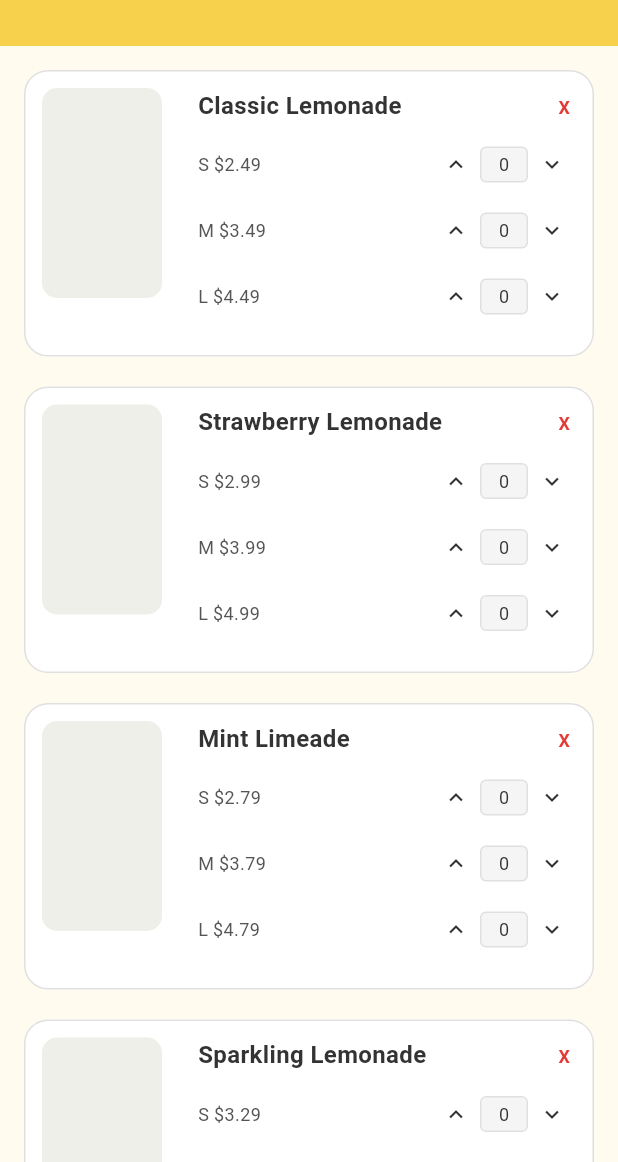
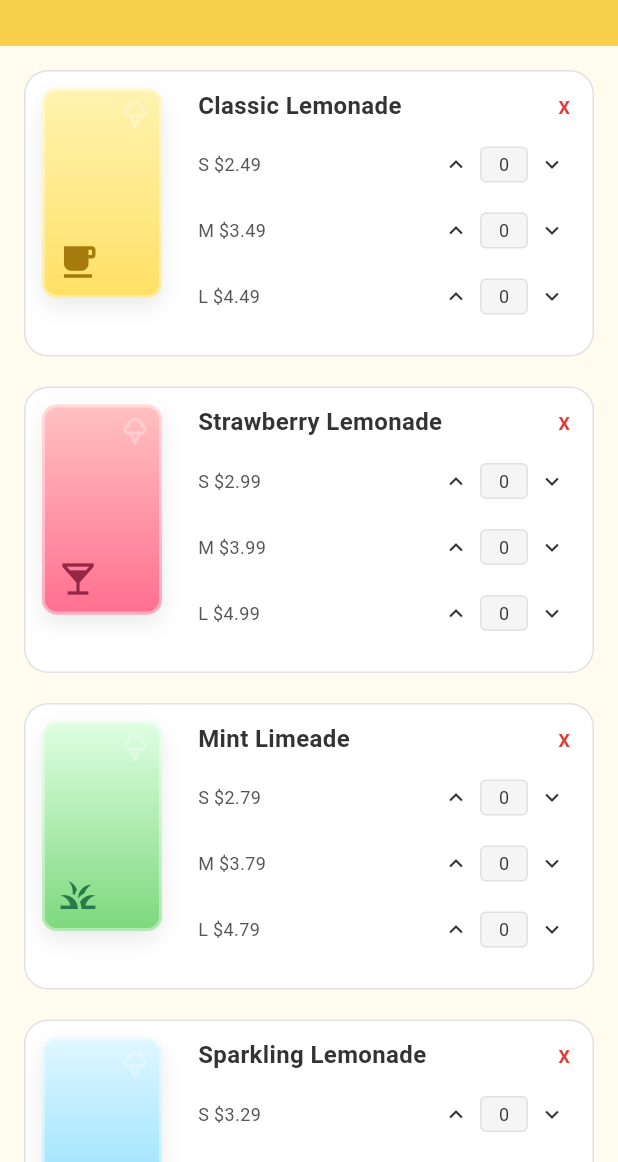
Before and after one commit to levi-l-damian/digital_lemonade_stand, a Flutter app: the screen it shows after launch, on a phone screen of 412 x 824 dp, the part 74-1236 px from its top. Run offline on Flutter 3.47's test engine with Material 3 defaults, Android fonts, the phone set to English and light mode, and no system bars; our stand-ins replace flutter_riverpod, go_router; missing offline and left inert: window_size.

Commit message:
Added SafeArea to HomeScreen and OrderScreen and added pictures to the beverage cards

```diff
--- a/lib/providers/beverage_providers.dart
+++ b/lib/providers/beverage_providers.dart
@@ -1,13 +1,28 @@
+import 'package:flutter/material.dart';
 import 'package:flutter_riverpod/flutter_riverpod.dart';
+
+class BeverageVisual {
+  const BeverageVisual({
+    required this.gradient,
+    required this.icon,
+    required this.iconColor,
+  });
+
+  final List<Color> gradient;
+  final IconData icon;
+  final Color iconColor;
+}
 
 class BeverageDefinition {
   const BeverageDefinition({
     required this.title,
     required this.prices,
+    required this.visual,
   });
 
   final String title;
   final Map<String, double> prices;
+  final BeverageVisual visual;
 }
 
 class BeverageSelection {
@@ -117,17 +132,37 @@ const List<BeverageDefinition> _beverages = [
   BeverageDefinition(
     title: 'Classic Lemonade',
     prices: {'S': 2.49, 'M': 3.49, 'L': 4.49},
+    visual: BeverageVisual(
+      gradient: [Color(0xFFFFF3B0), Color(0xFFFFE066)],
+      icon: Icons.local_cafe,
+      iconColor: Color(0xFF9C6F00),
+    ),
   ),
   BeverageDefinition(
     title: 'Strawberry Lemonade',
     prices: {'S': 2.99, 'M': 3.99, 'L': 4.99},
+    visual: BeverageVisual(
+      gradient: [Color(0xFFFFC1C1), Color(0xFFFF6F91)],
+      icon: Icons.local_bar,
+      iconColor: Color(0xFF8A1C3B),
+    ),
   ),
   BeverageDefinition(
     title: 'Mint Limeade',
     prices: {'S': 2.79, 'M': 3.79, 'L': 4.79},
+    visual: BeverageVisual(
+      gradient: [Color(0xFFDFFFE2), Color(0xFF7DD87D)],
+      icon: Icons.grass,
+      iconColor: Color(0xFF1E6F43),
+    ),
   ),
   BeverageDefinition(
     title: 'Sparkling Lemonade',
     prices: {'S': 3.29, 'M': 4.29, 'L': 5.29},
+    visual: BeverageVisual(
+      gradient: [Color(0xFFE0F7FF), Color(0xFF7FDBFF)],
+      icon: Icons.bubble_chart,
+      iconColor: Color(0xFF0B6A88),
+    ),
   ),
 ];
--- a/lib/screens/home_screen.dart
+++ b/lib/screens/home_screen.dart
@@ -29,7 +29,8 @@ class HomeScreen extends ConsumerWidget {
         ),
         title: const Text('Digital Lemonade Stand'),
       ),
-      body: LayoutBuilder(
+      body: SafeArea(
+        child: LayoutBuilder(
           builder: (context, constraints) {
             final contentWidth = constraints.maxWidth;
             final horizontalPadding = Tokens.pApp * 2;
@@ -54,6 +55,7 @@ class HomeScreen extends ConsumerWidget {
                         child: BeverageCard(
                           title: beverage.title,
                           prices: beverage.prices,
+                          visual: beverage.visual,
                           quantities: quantities[beverage.title] ?? const {},
                           onQuantityChanged: (size, quantity) => ref
                               .read(beverageQuantitiesProvider.notifier)
@@ -80,6 +82,7 @@ class HomeScreen extends ConsumerWidget {
             );
           },
         ),
+      ),
     );
   }
 }
--- a/lib/screens/order_screen.dart
+++ b/lib/screens/order_screen.dart
@@ -26,15 +26,18 @@ class OrderScreen extends ConsumerWidget {
         ),
         title: const Text('Your Order'),
       ),
-      body: LayoutBuilder(
+      body: SafeArea(
+        child: LayoutBuilder(
           builder: (context, constraints) {
             final width = constraints.maxWidth;
             final horizontalPadding = Tokens.pApp * 2;
-          final availableWidth = (width - horizontalPadding).clamp(0.0, width);
+            final availableWidth =
+                (width - horizontalPadding).clamp(0.0, width);
             final columns = availableWidth >= 720 ? 2 : 1;
             const spacing = 24.0;
-          final fieldWidth =
-              columns == 1 ? availableWidth : (availableWidth - spacing) / columns;
+            final fieldWidth = columns == 1
+                ? availableWidth
+                : (availableWidth - spacing) / columns;
 
             return SingleChildScrollView(
               padding: const EdgeInsets.all(Tokens.pApp),
@@ -75,6 +78,7 @@ class OrderScreen extends ConsumerWidget {
               ),
             );
           },
+        ),
       ),
     );
   }
--- a/lib/widgets/beverage_card.dart
+++ b/lib/widgets/beverage_card.dart
@@ -1,5 +1,6 @@
 import 'package:flutter/material.dart';
 
+import '../providers/beverage_providers.dart';
 import '../tokens.dart';
 
 class BeverageCard extends StatelessWidget {
@@ -7,6 +8,7 @@ class BeverageCard extends StatelessWidget {
     super.key,
     required this.title,
     required this.prices,
+    required this.visual,
     required this.quantities,
     required this.onQuantityChanged,
     required this.onReset,
@@ -14,6 +16,7 @@ class BeverageCard extends StatelessWidget {
 
   final String title;
   final Map<String, double> prices;
+  final BeverageVisual visual;
   final Map<String, int> quantities;
   final void Function(String size, int quantity) onQuantityChanged;
   final VoidCallback onReset;
@@ -26,7 +29,7 @@ class BeverageCard extends StatelessWidget {
         child: Row(
           crossAxisAlignment: CrossAxisAlignment.start,
           children: [
-            const _ImagePlaceholder(),
+            _BeverageArtwork(visual: visual),
             const SizedBox(width: 24),
             Expanded(
               child: Stack(
@@ -85,8 +88,10 @@ class BeverageCard extends StatelessWidget {
   }
 }
 
-class _ImagePlaceholder extends StatelessWidget {
-  const _ImagePlaceholder();
+class _BeverageArtwork extends StatelessWidget {
+  const _BeverageArtwork({required this.visual});
+
+  final BeverageVisual visual;
 
   @override
   Widget build(BuildContext context) {
@@ -94,8 +99,46 @@ class _ImagePlaceholder extends StatelessWidget {
       width: 80,
       height: 140,
       decoration: BoxDecoration(
-        color: Tokens.imgPlaceholder,
+        gradient: LinearGradient(
+          begin: Alignment.topCenter,
+          end: Alignment.bottomCenter,
+          colors: visual.gradient,
+        ),
         borderRadius: BorderRadius.circular(Tokens.rImage),
+        border: Border.all(color: Colors.white.withValues(alpha: 0.4), width: 2),
+        boxShadow: [
+          BoxShadow(
+            color: Colors.black.withValues(alpha: 0.08),
+            blurRadius: 12,
+            offset: const Offset(0, 6),
+          ),
+        ],
+      ),
+      child: Stack(
+        children: [
+          Align(
+            alignment: Alignment.bottomLeft,
+            child: Padding(
+              padding: const EdgeInsets.all(8),
+              child: Icon(
+                visual.icon,
+                size: 28,
+                color: visual.iconColor.withValues(alpha: 0.9),
+              ),
+            ),
+          ),
+          Align(
+            alignment: Alignment.topRight,
+            child: Padding(
+              padding: const EdgeInsets.all(6),
+              child: Icon(
+                Icons.icecream_outlined,
+                color: Colors.white.withValues(alpha: 0.3),
+                size: 20,
+              ),
+            ),
+          ),
+        ],
       ),
     );
   }
```
Also changed, not shown: 3 other files. Lines whose indentation alone changed are shown as unchanged.
